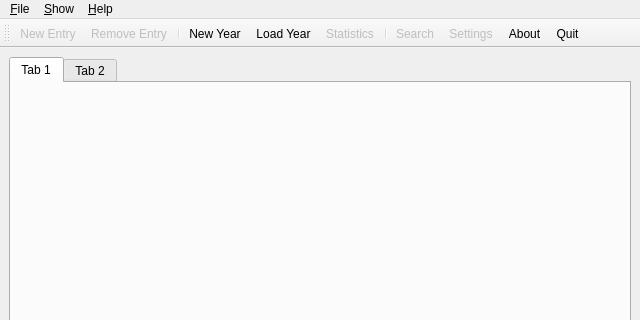
pylipp/financeager, file src/gui/ui/financeagerwindow.ui: the form before one commit; both pictures show x 0 to 640 and y 0 to 320 of the 640 by 742 pixel window.
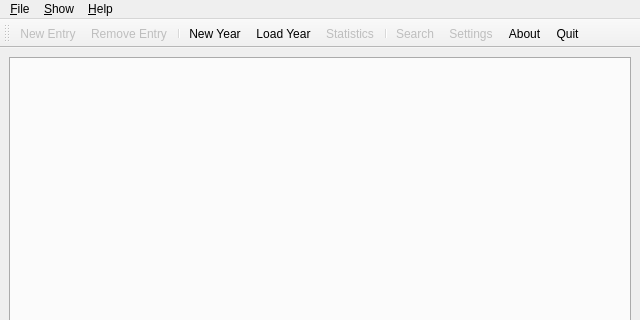
The form after the commit. Icons and pictures are not drawn.

Commit message: MonthTabs are now set at initialization of FinanceagerWindow and never destroyed or reset when an xml file or a new year is loaded. Instead the tabs' models are cleared.

```diff
--- a/src/gui/ui/financeagerwindow.ui
+++ b/src/gui/ui/financeagerwindow.ui
@@ -16,18 +16,7 @@
   <widget class="QWidget" name="centralwidget">
    <layout class="QVBoxLayout" name="verticalLayout">
     <item>
-     <widget class="QTabWidget" name="monthsTabWidget">
-      <widget class="QWidget" name="tab">
-       <attribute name="title">
-        <string>Tab 1</string>
-       </attribute>
-      </widget>
-      <widget class="QWidget" name="tab_2">
-       <attribute name="title">
-        <string>Tab 2</string>
-       </attribute>
-      </widget>
-     </widget>
+     <widget class="QTabWidget" name="monthsTabWidget"/>
     </item>
    </layout>
   </widget>
```
The commit also changes 5 other files.
